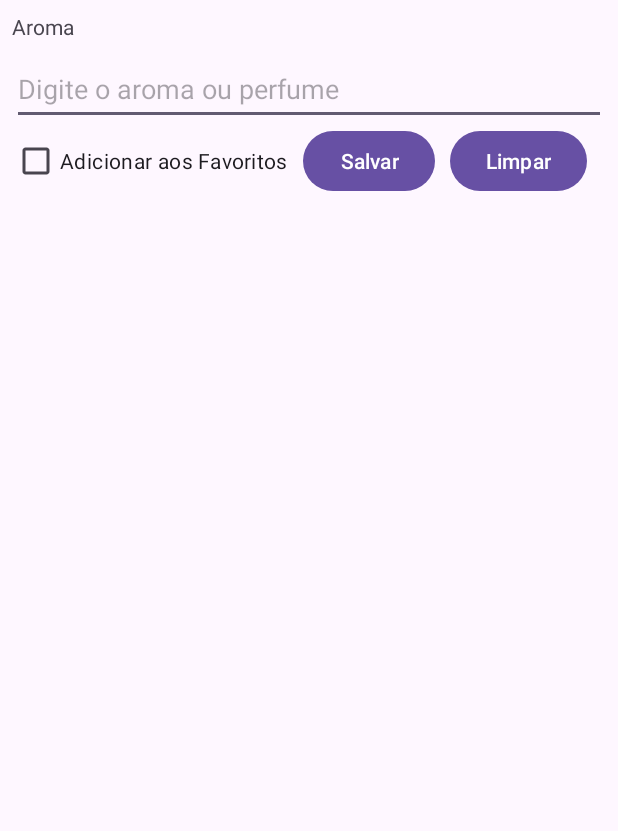
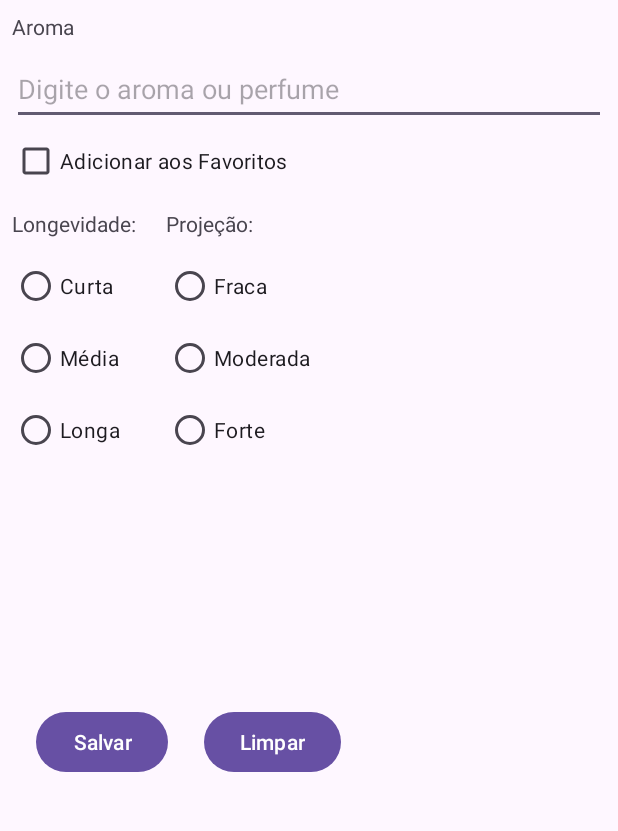
Before and after one commit to Cyber-Barbarian/aroma-library, an Android app: the screen it shows after launch (AromaLibraryActivity), on a phone screen of 412 x 824 dp, the part 41-872 px from its top. Run offline under Robolectric (Android 15) with nearby library versions, the phone set to English and light mode, and no system bars.

Commit message:
RadioButton e RadioGroup done

```diff
--- a/app/src/main/java/br/edu/utfpr/rafaelproenca/aroma_library/AromaLibraryActivity.java
+++ b/app/src/main/java/br/edu/utfpr/rafaelproenca/aroma_library/AromaLibraryActivity.java
@@ -4,6 +4,7 @@ import android.os.Bundle;
 import android.view.View;
 import android.widget.CheckBox;
 import android.widget.EditText;
+import android.widget.RadioGroup;
 import android.widget.Toast;
 
 import androidx.appcompat.app.AppCompatActivity;
@@ -12,6 +13,7 @@ public class AromaLibraryActivity extends AppCompatActivity {
 
     private EditText editTextAroma;
     private CheckBox checkBoxFavoritos;
+    private RadioGroup radioGroupLongevidade, radioGroupProjecao;
 
     @Override
     protected void onCreate(Bundle savedInstanceState) {
@@ -20,6 +22,8 @@ public class AromaLibraryActivity extends AppCompatActivity {
 
         editTextAroma = findViewById(R.id.editTextAroma);
         checkBoxFavoritos = findViewById(R.id.checkBoxFavoritos);
+        radioGroupLongevidade = findViewById(R.id.radioGroupLongevidade);
+        radioGroupProjecao = findViewById(R.id.radioGroupProjecao);
 
 
     }
@@ -27,6 +31,8 @@ public class AromaLibraryActivity extends AppCompatActivity {
     public void limparCampos(View view){
         editTextAroma.setText(null);
         checkBoxFavoritos.setChecked(false);
+        radioGroupLongevidade.clearCheck();
+        radioGroupProjecao.clearCheck();
 
         editTextAroma.requestFocus();
         Toast.makeText(this, R.string.as_entradas_foram_apagadas, Toast.LENGTH_LONG).show();
@@ -35,16 +41,51 @@ public class AromaLibraryActivity extends AppCompatActivity {
     public void salvarValores(View view){
         String aroma = editTextAroma.getText().toString().trim();
 
+        //nome do aroma
         if (aroma == null || aroma.isEmpty()){
             Toast.makeText(this, R.string.digite_um_valor_valido, Toast.LENGTH_LONG).show();
             editTextAroma.setText(null);
             editTextAroma.requestFocus();
             return;
         }
+
+        //favorito - Checkbox
         boolean favorito = checkBoxFavoritos.isChecked();
+
+        //longevidade - RadioButton e RadioGroup
+        int radioButtonLongevidadeId = radioGroupLongevidade.getCheckedRadioButtonId();
+        String longevidade;
+        if (radioButtonLongevidadeId == R.id.radioButtonCurta){
+            longevidade = getString(R.string.curta);
+        } else if (radioButtonLongevidadeId == R.id.radioButtonMedia){
+            longevidade = getString(R.string.media);
+        } else if (radioButtonLongevidadeId == R.id.radioButtonLonga){
+            longevidade = getString(R.string.longa);
+        } else {
+            Toast.makeText(this, R.string.faltou_preencher_a_longevidade_do_aroma, Toast.LENGTH_LONG).show();
+            return;
+        }
+
+        //projeção - RadioButton e RadioGroup
+        int radioButtonProjecaoId = radioGroupProjecao.getCheckedRadioButtonId();
+        String projecao;
+        if (radioButtonProjecaoId == R.id.radioButtonFraca){
+            projecao = getString(R.string.fraca);
+        } else if (radioButtonProjecaoId == R.id.radioButtonModerada){
+            projecao = getString(R.string.moderada);
+        } else if (radioButtonProjecaoId == R.id.radioButtonForte){
+            projecao = getString(R.string.forte);
+        } else {
+            Toast.makeText(this, R.string.faltou_preencher_a_projecao_do_aroma, Toast.LENGTH_LONG).show();
+            return;
+        }
+
+
         Toast.makeText(this,
                 getString(R.string.aroma_cadastrado) + aroma + "\n"+
-                        (favorito? getString(R.string.tag_favoritos) : "") + "\n"
+                        (favorito? getString(R.string.tag_favoritos) + "\n" : "") +
+                        getString(R.string.longevidade) + longevidade + "\n" +
+                         getString(R.string.projecao) + projecao + "\n"
                 ,Toast.LENGTH_LONG).show();
     }
 }
--- a/app/src/main/res/layout/activity_main.xml
+++ b/app/src/main/res/layout/activity_main.xml
@@ -11,11 +11,11 @@
         android:id="@+id/buttonLimpar"
         android:layout_width="wrap_content"
         android:layout_height="wrap_content"
-        android:layout_marginStart="10dp"
+        android:layout_marginStart="24dp"
         android:onClick="limparCampos"
         android:text="@string/buttonLimpar"
         app:layout_constraintStart_toEndOf="@+id/buttonSalvar"
-        app:layout_constraintTop_toBottomOf="@+id/editTextAroma" />
+        app:layout_constraintTop_toTopOf="@+id/buttonSalvar" />
 
     <TextView
         android:id="@+id/textViewheader"
@@ -57,11 +57,12 @@
         android:id="@+id/buttonSalvar"
         android:layout_width="wrap_content"
         android:layout_height="wrap_content"
-        android:layout_marginStart="10dp"
+        android:layout_marginStart="24dp"
+        android:layout_marginTop="160dp"
         android:onClick="salvarValores"
         android:text="@string/buttonSalvar"
-        app:layout_constraintStart_toEndOf="@+id/checkBoxFavoritos"
-        app:layout_constraintTop_toBottomOf="@+id/editTextAroma" />
+        app:layout_constraintStart_toStartOf="parent"
+        app:layout_constraintTop_toBottomOf="@+id/radioGroupLongevidade" />
 
     <CheckBox
         android:id="@+id/checkBoxFavoritos"
@@ -72,4 +73,81 @@
         app:layout_constraintStart_toStartOf="parent"
         app:layout_constraintTop_toBottomOf="@+id/editTextAroma" />
 
+    <RadioGroup
+        android:id="@+id/radioGroupLongevidade"
+        android:layout_width="wrap_content"
+        android:layout_height="wrap_content"
+        android:layout_marginStart="8dp"
+        android:layout_marginTop="8dp"
+        app:layout_constraintStart_toStartOf="parent"
+        app:layout_constraintTop_toBottomOf="@+id/textViewLongevidade">
+
+        <RadioButton
+            android:id="@+id/radioButtonCurta"
+            android:layout_width="match_parent"
+            android:layout_height="wrap_content"
+            android:text="@string/curta" />
+
+        <RadioButton
+            android:id="@+id/radioButtonMedia"
+            android:layout_width="match_parent"
+            android:layout_height="wrap_content"
+            android:text="@string/media" />
+
+        <RadioButton
+            android:id="@+id/radioButtonLonga"
+            android:layout_width="match_parent"
+            android:layout_height="wrap_content"
+            android:text="@string/longa" />
+
+    </RadioGroup>
+
+    <TextView
+        android:id="@+id/textViewLongevidade"
+        android:layout_width="wrap_content"
+        android:layout_height="wrap_content"
+        android:layout_marginStart="8dp"
+        android:layout_marginTop="8dp"
+        android:text="@string/longevidade"
+        app:layout_constraintStart_toStartOf="parent"
+        app:layout_constraintTop_toBottomOf="@+id/checkBoxFavoritos" />
+
+    <RadioGroup
+        android:id="@+id/radioGroupProjecao"
+        android:layout_width="wrap_content"
+        android:layout_height="wrap_content"
+        android:layout_marginStart="20dp"
+        android:layout_marginTop="8dp"
+        app:layout_constraintStart_toEndOf="@+id/textViewLongevidade"
+        app:layout_constraintTop_toBottomOf="@+id/textViewProjecao">
+
+        <RadioButton
+            android:id="@+id/radioButtonFraca"
+            android:layout_width="match_parent"
+            android:layout_height="wrap_content"
+            android:text="@string/fraca" />
+
+        <RadioButton
+            android:id="@+id/radioButtonModerada"
+            android:layout_width="match_parent"
+            android:layout_height="wrap_content"
+            android:text="@string/moderada" />
+
+        <RadioButton
+            android:id="@+id/radioButtonForte"
+            android:layout_width="match_parent"
+            android:layout_height="wrap_content"
+            android:text="@string/forte" />
+    </RadioGroup>
+
+    <TextView
+        android:id="@+id/textViewProjecao"
+        android:layout_width="wrap_content"
+        android:layout_height="wrap_content"
+        android:layout_marginStart="20dp"
+        android:layout_marginTop="8dp"
+        android:text="@string/projecao"
+        app:layout_constraintStart_toEndOf="@+id/textViewLongevidade"
+        app:layout_constraintTop_toBottomOf="@+id/checkBoxFavoritos" />
+
 </androidx.constraintlayout.widget.ConstraintLayout>
--- a/app/src/main/res/values/strings.xml
+++ b/app/src/main/res/values/strings.xml
@@ -10,4 +10,14 @@
     <string name="aroma_cadastrado">Aroma Cadastrado: </string>
     <string name="checkboxFavoritos">Adicionar aos Favoritos</string>
     <string name="tag_favoritos">Tag Favoritos</string>
+    <string name="longevidade">Longevidade: </string>
+    <string name="curta">Curta</string>
+    <string name="media">Média</string>
+    <string name="longa">Longa</string>
+    <string name="faltou_preencher_a_longevidade_do_aroma">Faltou preencher a longevidade do aroma!</string>
+    <string name="projecao">"Projeção: "</string>
+    <string name="fraca">Fraca</string>
+    <string name="moderada">Moderada</string>
+    <string name="forte">Forte</string>
+    <string name="faltou_preencher_a_projecao_do_aroma">Faltou preencher a projeção do aroma!</string>
 </resources>
```
